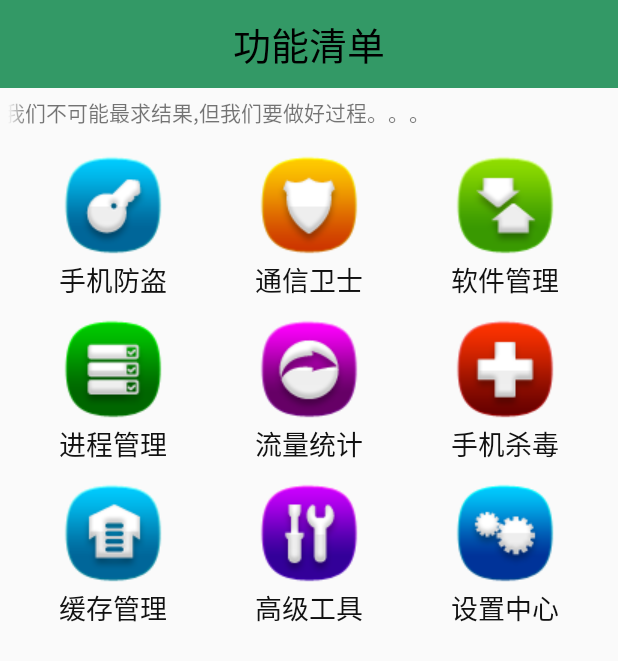
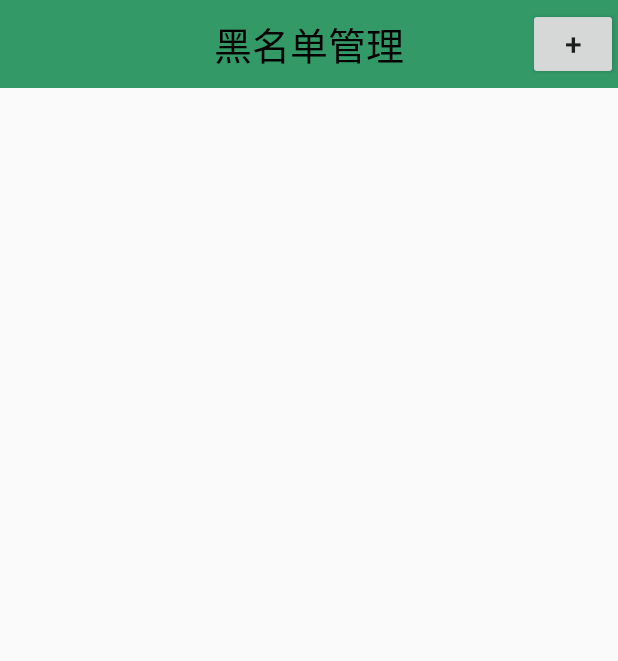
Before and after one commit to RyanYans/RyaMobileSafe, an Android app: the screen it shows after launch (HomeActivity before the commit, BlackNumberActivity after it), after a tap on "通信卫士", on a phone screen of 412 x 824 dp. Shown: the top 661 px of the screen. Run offline under Robolectric (Android 15) with nearby library versions, the phone set to English and light mode, and no system bars; 1 other tap on this screen came first.

Commit message:
day08 / night - Home -2 - Add BlackNumber Database

```diff
--- a/app/build.gradle
+++ b/app/build.gradle
@@ -7,7 +7,7 @@ android {
     defaultConfig {
         applicationId "com.rya.ryamobilesafe"
         minSdkVersion 14
-        targetSdkVersion 24
+        targetSdkVersion 23
         versionCode 1
         versionName "1.0.1"
     }
--- a/app/src/main/AndroidManifest.xml
+++ b/app/src/main/AndroidManifest.xml
@@ -14,6 +14,7 @@
     <uses-permission android:name="android.permission.ACCESS_COARSE_LOCATION" />
     <uses-permission android:name="android.permission.VIBRATE" />
     <uses-permission android:name="android.permission.SYSTEM_ALERT_WINDOW" />
+    <uses-permission android:name="android.permission.PROCESS_OUTGOING_CALLS" />
 
     <application
         android:allowBackup="true"
@@ -39,6 +40,7 @@
         <activity android:name=".activity.SafeContactActivity" />
         <activity android:name=".activity.AdvToolsActivity" />
         <activity android:name=".activity.AddrQueryActivity" />
+        <activity android:name=".activity.BlackNumberActivity" />
         <activity
             android:name=".activity.ToastLocationActicity"
             android:theme="@android:style/Theme.Translucent.NoTitleBar" />
--- /dev/null
+++ b/app/src/main/java/com/rya/ryamobilesafe/activity/BlackNumberActivity.java
@@ -0,0 +1,20 @@
+package com.rya.ryamobilesafe.activity;
+
+import android.app.Activity;
+import android.os.Bundle;
+
+import com.rya.ryamobilesafe.R;
+
+/**
+ * Created by Rya32 on 广东石油化工学院.
+ * Version 1.0
+ */
+public class BlackNumberActivity extends Activity {
+    @Override
+    protected void onCreate(Bundle savedInstanceState) {
+        super.onCreate(savedInstanceState);
+
+        setContentView(R.layout.activity_blacknumber);
+
+    }
+}
--- a/app/src/main/java/com/rya/ryamobilesafe/activity/HomeActivity.java
+++ b/app/src/main/java/com/rya/ryamobilesafe/activity/HomeActivity.java
@@ -64,7 +64,9 @@ public class HomeActivity extends Activity {
                         showDialog();
                         break;
                     case 1:
-
+                        //跳转至通信卫士模块
+                        Intent intent = new Intent(getApplicationContext(), BlackNumberActivity.class);
+                        startActivity(intent);
                         break;
                     case 2:
 
--- a/app/src/main/java/com/rya/ryamobilesafe/activity/SettingActivity.java
+++ b/app/src/main/java/com/rya/ryamobilesafe/activity/SettingActivity.java
@@ -53,7 +53,7 @@ public class SettingActivity extends Activity {
         siv_rocket.setOnClickListener(new View.OnClickListener() {
             @Override
             public void onClick(View v) {
-                CheckBox cb_ischeck = (CheckBox)siv_rocket.findViewById(R.id.cb_ischeck);
+                CheckBox cb_ischeck = (CheckBox) siv_rocket.findViewById(R.id.cb_ischeck);
                 boolean checked = !cb_ischeck.isChecked();
                 siv_rocket.setCheck(checked);
                 if (checked) {
--- a/app/src/main/java/com/rya/ryamobilesafe/activity/SmogActivity.java
+++ b/app/src/main/java/com/rya/ryamobilesafe/activity/SmogActivity.java
@@ -14,7 +14,7 @@ import com.rya.ryamobilesafe.R;
  * Version 1.0
  */
 public class SmogActivity extends Activity {
-    private Handler mHandler = new Handler(){
+    private Handler mHandler = new Handler() {
         @Override
         public void handleMessage(Message msg) {
             SmogActivity.this.finish();
--- a/app/src/main/java/com/rya/ryamobilesafe/service/RocketService.java
+++ b/app/src/main/java/com/rya/ryamobilesafe/service/RocketService.java
@@ -130,7 +130,7 @@ public class RocketService extends Service {
                         break;
                     case MotionEvent.ACTION_UP:
                         Log.i("RocketLocation", "params.x >>> " + params.x + "params.y >>> " + params.y);
-                        if (params.x > (screenWidth/5) && params.x < ((2*screenWidth)/3) && params.y > ((3*screenHeight)/5)) {
+                        if (params.x > (screenWidth / 5) && params.x < ((2 * screenWidth) / 3) && params.y > ((3 * screenHeight) / 5)) {
                             sendRocket();
 
                             //产生Rocket尾气Activity
@@ -158,7 +158,7 @@ public class RocketService extends Service {
                     } catch (InterruptedException e) {
                         e.printStackTrace();
                     }
-                    params.y = ((i*screenHeight)/10);
+                    params.y = ((i * screenHeight) / 10);
                     Message msg = Message.obtain();
                     msg.what = ROCKET_OK;
                     mHandler.sendMessage(msg);
--- /dev/null
+++ b/app/src/main/res/layout/activity_blacknumber.xml
@@ -0,0 +1,32 @@
+<?xml version="1.0" encoding="utf-8"?>
+<LinearLayout xmlns:android="http://schemas.android.com/apk/res/android"
+    android:orientation="vertical" android:layout_width="match_parent"
+    android:layout_height="match_parent">
+
+    <RelativeLayout
+        android:layout_width="match_parent"
+        android:layout_height="wrap_content"
+        >
+        <TextView
+            style="@style/TitleStyle"
+            android:text="黑名单管理"
+            />
+        <Button
+            android:id="@+id/btn_add_blacknumber"
+            android:layout_width="60dp"
+            android:layout_height="wrap_content"
+            android:textSize="20sp"
+            android:layout_alignParentRight="true"
+            android:layout_centerVertical="true"
+            android:text="+"
+            />
+    </RelativeLayout>
+
+    <ListView
+        android:id="@+id/lv_blacknumber"
+        android:layout_width="match_parent"
+        android:layout_height="wrap_content">
+
+    </ListView>
+
+</LinearLayout>
```
Also changed, not shown: app/src/main/java/com/rya/ryamobilesafe/db/BlackNumberOpenHelper.java (added, +26 -0 lines), app/src/main/java/com/rya/ryamobilesafe/db/dao/BlackNumberDao.java (added, +88 -0 lines), app/src/main/java/com/rya/ryamobilesafe/db/domain/BlackNumber.java (added, +34 -0 lines), app/src/main/java/com/rya/ryamobilesafe/service/AddressService.java (+27 -1 lines), 3 other files.
